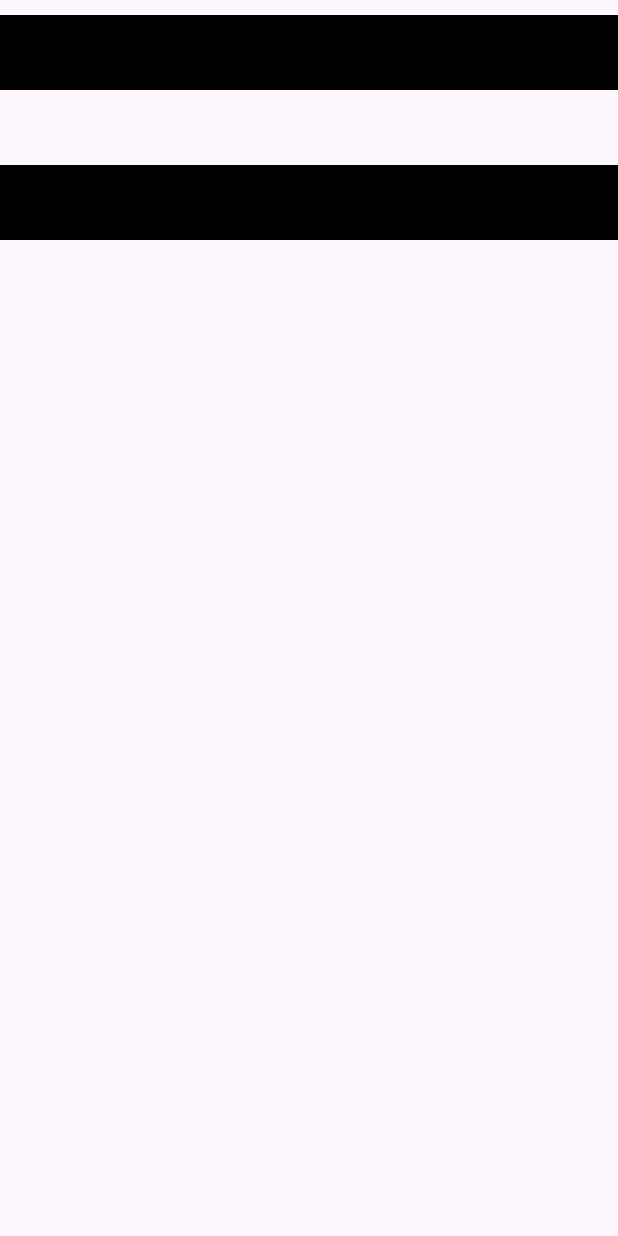
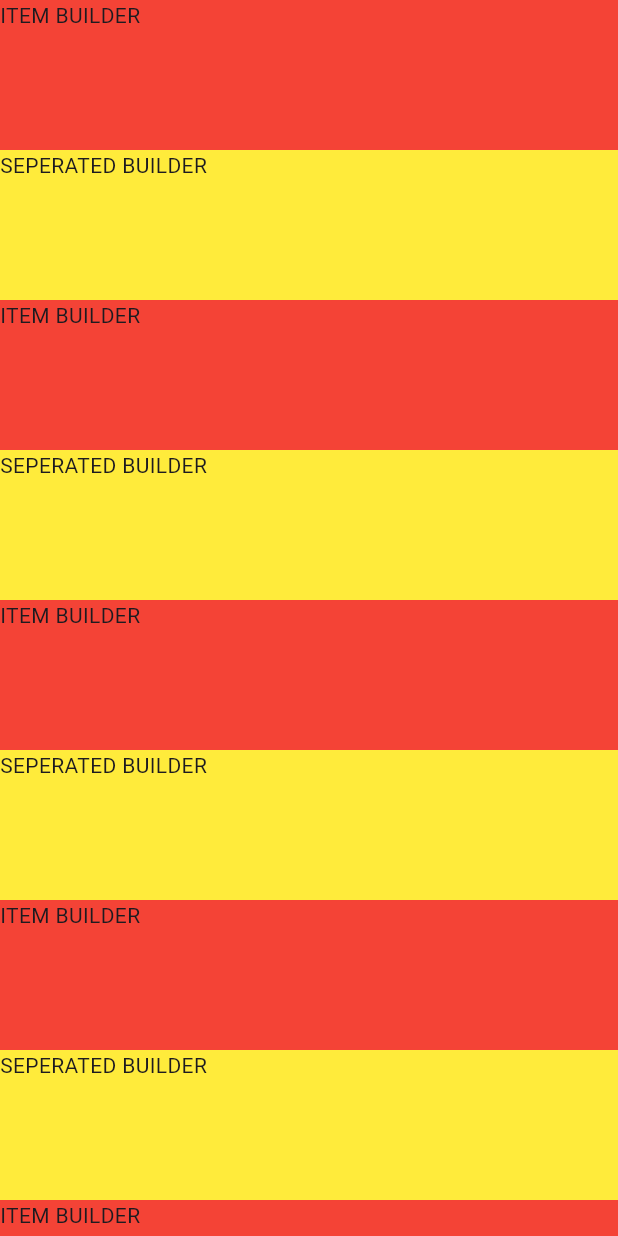
Before and after one commit to abdulaziz023/FLutter_Widgets, a Flutter app: the screen it shows after launch, on a phone screen of 412 x 824 dp. Run offline on Flutter 3.47's test engine with Material 3 defaults, Android fonts, the phone set to English and light mode, and no system bars.

Commit message:
ListView seperate

```diff
--- a/lib/src/feature/home_page.dart
+++ b/lib/src/feature/home_page.dart
@@ -1,4 +1,5 @@
 import 'package:flutter/material.dart';
+import 'package:flutter/rendering.dart';
 
 class HomePage extends StatefulWidget {
   const HomePage({super.key});
@@ -22,23 +23,26 @@ class _HomePageState extends State<HomePage> {
   @override
   Widget build(BuildContext context) {
     return Scaffold(
-      body: ListView.custom(
-        padding: EdgeInsets.symmetric(vertical: 10),
-        itemExtent: 50,
-        childrenDelegate: SliverChildListDelegate(
-          [
-            SizedBox(
+      body: ListView.separated(
+          itemBuilder: (context, index) {
+            return const SizedBox(
               height: 100,
-              child: ColoredBox(color: Colors.black),
-            ),
-            SizedBox(height: 10),
-            SizedBox(
+              child: ColoredBox(
+                color: Colors.red,
+                child: Text("ITEM BUILDER"),
+              ),
+            );
+          },
+          separatorBuilder: (context, index) {
+            return const SizedBox(
               height: 100,
-              child: ColoredBox(color: Colors.black),
-            ),
-          ],
-        ),
-      ),
+              child: ColoredBox(
+                color: Colors.yellow,
+                child: Text("SEPERATED BUILDER"),
+              ),
+            );
+          },
+          itemCount: 10),
     );
   }
 }
```
